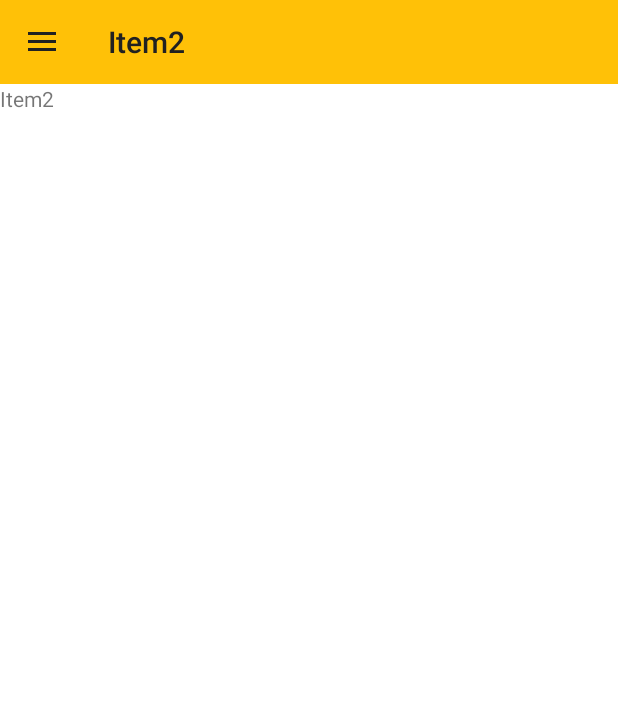
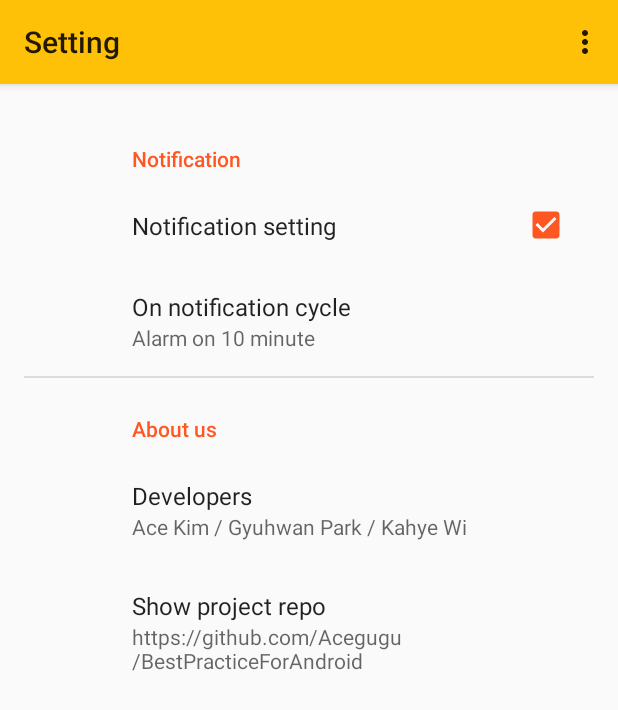
Before and after one commit to hassanabidpk/BestPracticeForAndroid, an Android app: the screen it shows after launch (MainActivity before the commit, SettingActivity after it), in the side drawer, after a tap on "Setting", on a phone screen of 412 x 824 dp. Shown: the top 710 px of the screen. Run offline under Robolectric (Android 15) with nearby library versions, the phone set to English and light mode, and no system bars; our stand-ins replace androidx.preference; pictures from the network do not load; 2 statements that could not run were skipped.

Commit message:
Add PreferenceFragementCompat UI example

```diff
--- a/app/build.gradle
+++ b/app/build.gradle
@@ -25,6 +25,7 @@ dependencies {
     compile 'com.android.support:support-v4:23.0.0'
     compile 'com.android.support:support-v13:23.0.0'
     compile 'com.android.support:design:23.0.0'
+    compile 'com.android.support:preference-v7:23.0.0'
 
     compile 'com.github.bumptech.glide:glide:3.4.0'
 }
--- a/app/src/main/AndroidManifest.xml
+++ b/app/src/main/AndroidManifest.xml
@@ -1,6 +1,6 @@
 <?xml version="1.0" encoding="utf-8"?>
 <manifest xmlns:android="http://schemas.android.com/apk/res/android"
-    package="com.flashgugu.bestpracticeforandroid">
+    package="com.flashgugu.bestpracticeforandroid" >
 
     <uses-permission android:name="android.permission.INTERNET" />
 
@@ -9,15 +9,21 @@
         android:fullBackupContent="true"
         android:icon="@mipmap/ic_launcher"
         android:label="@string/app_name"
-        android:theme="@style/BestPracticeAppTheme">
+        android:theme="@style/BestPracticeAppTheme" >
         <activity
             android:name=".ui.MainActivity"
-            android:label="@string/app_name">
+            android:label="@string/app_name" >
             <intent-filter>
                 <action android:name="android.intent.action.MAIN" />
 
                 <category android:name="android.intent.category.LAUNCHER" />
             </intent-filter>
         </activity>
+        <activity
+            android:name=".ui.setting.SettingActivity"
+            android:label="@string/setting"
+            android:theme="@style/BestPracticeAppTheme.SettingsTheme">
+        </activity>
     </application>
+
 </manifest>
--- a/app/src/main/java/com/flashgugu/bestpracticeforandroid/ui/MainActivity.java
+++ b/app/src/main/java/com/flashgugu/bestpracticeforandroid/ui/MainActivity.java
@@ -1,5 +1,6 @@
 package com.flashgugu.bestpracticeforandroid.ui;
 
+import android.content.Intent;
 import android.net.Uri;
 import android.support.design.widget.NavigationView;
 import android.support.v4.app.Fragment;
@@ -21,6 +22,7 @@ import com.flashgugu.bestpracticeforandroid.helper.GlideCircleTransformHelper;
 import com.flashgugu.bestpracticeforandroid.ui.home.HomeFragment;
 import com.flashgugu.bestpracticeforandroid.ui.item1.Item1Fragment;
 import com.flashgugu.bestpracticeforandroid.ui.item2.Item2Fragment;
+import com.flashgugu.bestpracticeforandroid.ui.setting.SettingActivity;
 
 public class MainActivity extends AppCompatActivity implements BestPracticeFragment.OnFragmentInteractionListener {
 
@@ -127,6 +129,8 @@ public class MainActivity extends AppCompatActivity implements BestPracticeFragm
                         break;
 
                     case R.id.nav_setting:
+                        Intent intent = new Intent(getApplicationContext(), SettingActivity.class);
+                        startActivity(intent);
                         break;
 
                     default:
--- /dev/null
+++ b/app/src/main/java/com/flashgugu/bestpracticeforandroid/ui/setting/PreferencesFragment.java
@@ -0,0 +1,14 @@
+package com.flashgugu.bestpracticeforandroid.ui.setting;
+
+import android.os.Bundle;
+import android.support.v7.preference.PreferenceFragmentCompat;
+
+import com.flashgugu.bestpracticeforandroid.R;
+
+public class PreferencesFragment extends PreferenceFragmentCompat {
+
+    @Override
+    public void onCreatePreferences(Bundle savedInstanceState, String rootKey) {
+        addPreferencesFromResource(R.xml.preferences);
+    }
+}
--- /dev/null
+++ b/app/src/main/java/com/flashgugu/bestpracticeforandroid/ui/setting/SettingActivity.java
@@ -0,0 +1,44 @@
+package com.flashgugu.bestpracticeforandroid.ui.setting;
+
+import android.os.Bundle;
+import android.support.v7.app.AppCompatActivity;
+import android.view.Menu;
+import android.view.MenuItem;
+
+import com.flashgugu.bestpracticeforandroid.R;
+
+public class SettingActivity extends AppCompatActivity {
+
+    @Override
+    protected void onCreate(Bundle savedInstanceState) {
+        super.onCreate(savedInstanceState);
+        setContentView(R.layout.activity_setting);
+
+        getSupportFragmentManager().beginTransaction()
+                .replace(R.id.setting_contents_container, new PreferencesFragment())
+                .commit();
+    }
+
+
+    @Override
+    public boolean onCreateOptionsMenu(Menu menu) {
+        // Inflate the menu; this adds items to the action bar if it is present.
+        getMenuInflater().inflate(R.menu.menu_setting, menu);
+        return true;
+    }
+
+    @Override
+    public boolean onOptionsItemSelected(MenuItem item) {
+        // Handle action bar item clicks here. The action bar will
+        // automatically handle clicks on the Home/Up button, so long
+        // as you specify a parent activity in AndroidManifest.xml.
+        int id = item.getItemId();
+
+        //noinspection SimplifiableIfStatement
+        if (id == R.id.action_settings) {
+            return true;
+        }
+
+        return super.onOptionsItemSelected(item);
+    }
+}
--- /dev/null
+++ b/app/src/main/res/layout/activity_setting.xml
@@ -0,0 +1,8 @@
+<FrameLayout xmlns:android="http://schemas.android.com/apk/res/android"
+    android:id="@+id/setting_contents_container"
+    android:layout_width="match_parent"
+    android:layout_height="match_parent"
+    android:paddingRight="@dimen/activity_horizontal_margin"
+    android:paddingLeft="@dimen/activity_horizontal_margin"
+    android:paddingTop="@dimen/activity_vertical_margin"
+    android:paddingBottom="@dimen/activity_vertical_margin"/>
--- /dev/null
+++ b/app/src/main/res/menu/menu_setting.xml
@@ -0,0 +1,7 @@
+<menu xmlns:android="http://schemas.android.com/apk/res/android"
+    xmlns:app="http://schemas.android.com/apk/res-auto"
+    xmlns:tools="http://schemas.android.com/tools"
+    tools:context="com.flashgugu.bestpracticeforandroid.ui.setting.SettingActivity">
+    <item android:id="@+id/action_settings" android:title="@string/action_settings"
+        android:orderInCategory="100" app:showAsAction="never" />
+</menu>
--- a/app/src/main/res/values/strings.xml
+++ b/app/src/main/res/values/strings.xml
@@ -12,5 +12,22 @@
     <string name="setting">Setting</string>
     <string name="open">Open</string>
     <string name="close">Close</string>
+    <string name="title_activity_setting">SettingActivity</string>
+    <string name="hello_world">Hello world!</string>
+    <string name="action_settings">Settings</string>
+
+    <!-- Setting text -->
+    <string name="pref_noti_category">Notification</string>
+    <string name="pref_noti">Notification setting</string>
+    <string name="pref_noti_cycletime">On notification cycle</string>
+    <string name="pref_summary_noti_cycletime">Alarm on 10 minute</string>
+
+    <string name="pref_aboutus_category">About us</string>
+    <string name="pref_aboutus">Developers</string>
+    <string name="pref_summ_aboutus">Ace Kim / Gyuhwan Park / Kahye Wi</string>
+    <string name="pref_github">Show project repo</string>
+    <string name="pref_summ_github">https://github.com/Acegugu/BestPracticeForAndroid</string>
+
+
 
 </resources>
--- a/app/src/main/res/values/themes.xml
+++ b/app/src/main/res/values/themes.xml
@@ -10,4 +10,15 @@
         <item name="colorAccent">@color/colorAccent</item>
         <item name="drawerArrowStyle">@style/MyDrawerArrowToggle</item>
     </style>
+
+    <style name="BestPracticeAppTheme.SettingsTheme" parent="Theme.AppCompat.Light">
+        <item name="colorPrimary">@color/colorPrimary</item>
+        <item name="colorPrimaryDark">@color/colorPrimaryDark</item>
+        <item name="colorAccent">@color/colorAccent</item>
+
+        <!-- preferenceTheme is neccessary attribute for PreferenceFragmentCompat -->
+        <item name="preferenceTheme">@style/PreferenceThemeOverlay</item>
+        <!-- This is set font size of prefernence contents -->
+        <item name="android:textSize">16sp</item>
+    </style>
 </resources>
--- /dev/null
+++ b/app/src/main/res/xml/preferences.xml
@@ -0,0 +1,35 @@
+<?xml version="1.0" encoding="utf-8"?>
+<PreferenceScreen xmlns:android="http://schemas.android.com/apk/res/android">
+    <PreferenceCategory
+        android:key="pref_noti_category"
+        android:title="@string/pref_noti_category"
+        >
+        <CheckBoxPreference
+            android:key="pref_noti"
+            android:title="@string/pref_noti"
+            android:defaultValue="true">
+        </CheckBoxPreference>
+        <Preference
+            android:key="pref_noti_cycletime"
+            android:title="@string/pref_noti_cycletime"
+            android:dependency="pref_noti"
+            android:summary="@string/pref_summary_noti_cycletime">
+        </Preference>
+    </PreferenceCategory>
+    <PreferenceCategory
+        android:key="pref_aboutus_category"
+        android:title="@string/pref_aboutus_category">
+        <Preference
+            android:key="pref_aboutus"
+            android:title="@string/pref_aboutus"
+            android:summary="@string/pref_summ_aboutus">
+        </Preference>
+        <Preference
+            android:key="pref_github"
+            android:title="@string/pref_github"
+            android:summary="@string/pref_summ_github">
+            <intent android:action="android.intent.action.VIEW"
+                android:data="https://github.com/Acegugu/BestPracticeForAndroid"/>
+        </Preference>
+    </PreferenceCategory>
+</PreferenceScreen>
```
Also changed, not shown: 1 other file.
